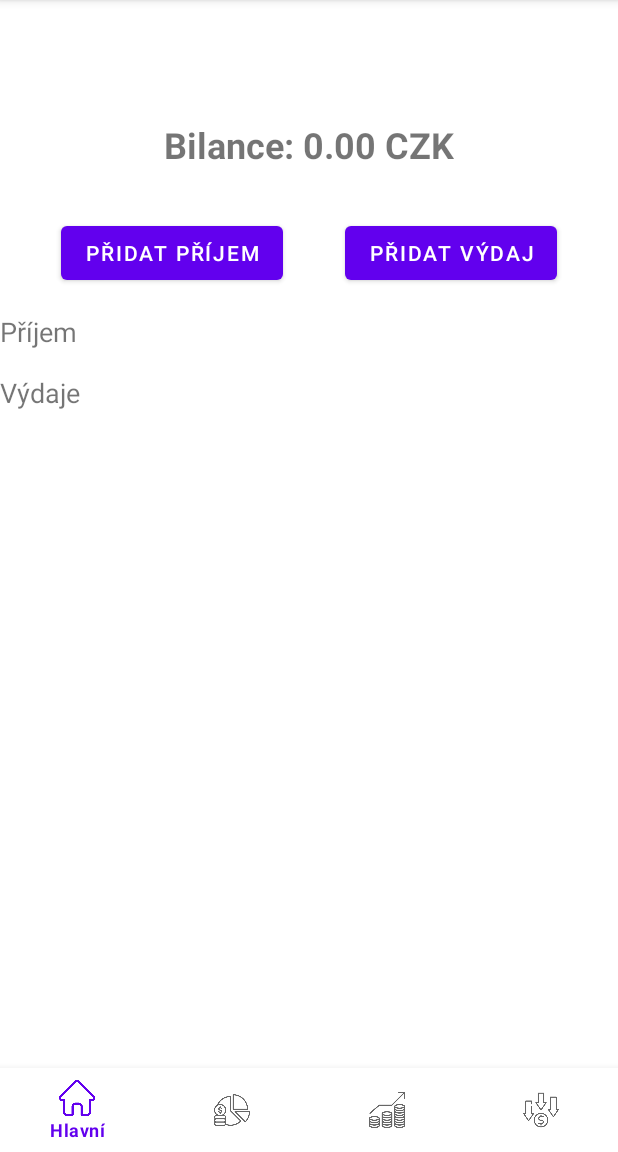
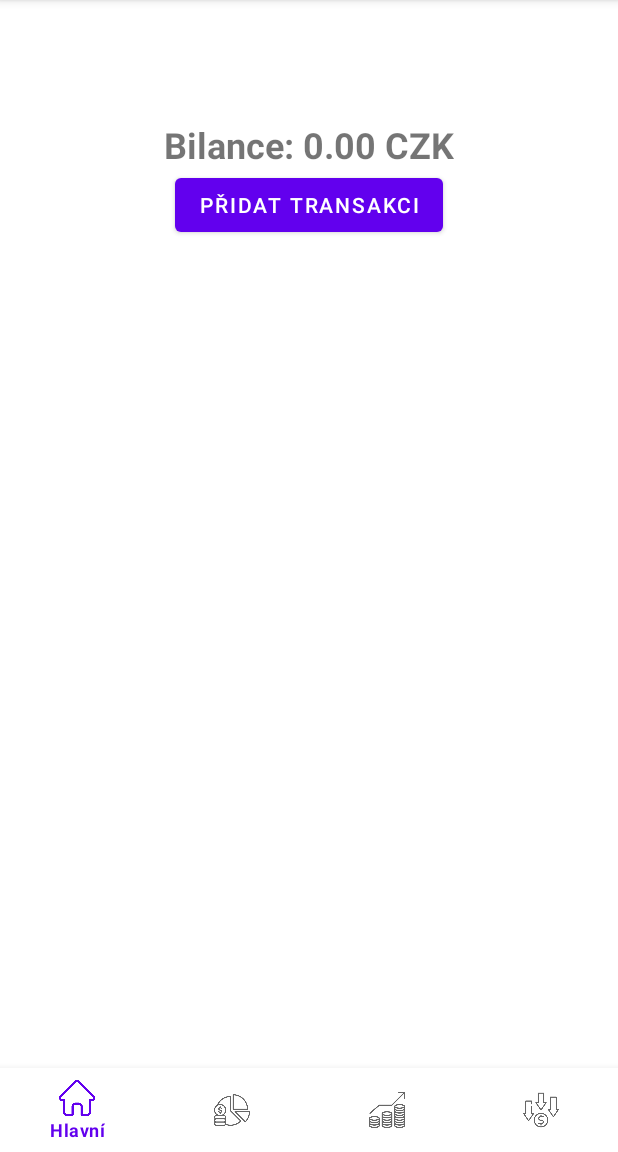
Before and after one commit to sakJH/FinancePlusV3, an Android app built with Jetpack Compose: the screen it shows after launch (MainActivity), on a phone screen of 412 x 824 dp, the part 84-1236 px from its top. Run offline under Robolectric (Android 15) with nearby library versions, the phone set to English and light mode, and no system bars; our stand-ins replace Room's generated code, data binding.

Commit message:
Pořád funkční verze. Přidáno tlačítko pro add inc/exp

```diff
--- a/app/src/main/java/uhk/umte/financeplusv3/fragments/MainFragment.kt
+++ b/app/src/main/java/uhk/umte/financeplusv3/fragments/MainFragment.kt
@@ -5,6 +5,7 @@ import androidx.fragment.app.Fragment
 import android.view.LayoutInflater
 import android.view.View
 import android.view.ViewGroup
+import androidx.appcompat.app.AlertDialog
 import androidx.databinding.DataBindingUtil
 import androidx.lifecycle.lifecycleScope
 import androidx.navigation.fragment.findNavController
@@ -30,22 +31,19 @@ class MainFragment : Fragment() {
         binding.viewModel = viewModel
         binding.lifecycleOwner = viewLifecycleOwner
 
-        // Nastavení OnClickListeneru pro tlačítka
-        setupButtonListeners()
+        // Nastavení OnClickListeneru pro tlačítko
+        binding.addTransactionButton.setOnClickListener {
+            showTransactionTypeSelectionDialog()
+        }
 
         addInitialTransactionIfEmpty()
 
         return binding.root
     }
 
-    private fun setupButtonListeners() {
-        binding.addIncomeButton.setOnClickListener {
-            findNavController().navigate(R.id.action_mainFragment_to_addIncomeFragment)
-        }
-
-        binding.addExpenseButton.setOnClickListener {
-            findNavController().navigate(R.id.action_mainFragment_to_addExpenseFragment)
-        }
+    private fun showAddTransactionBottomSheet(transactionType: TransactionType) {
+        val bottomSheetDialogFragment = AddTransactionBottomSheetFragment.newInstance(transactionType)
+        bottomSheetDialogFragment.show(childFragmentManager, AddTransactionBottomSheetFragment.TAG)
     }
 
     private fun addInitialTransactionIfEmpty() {
@@ -75,4 +73,17 @@ class MainFragment : Fragment() {
             }
         }
     }
+
+    private fun showTransactionTypeSelectionDialog() {
+        val options = arrayOf("Příjem", "Výdaj")
+        AlertDialog.Builder(requireContext())
+            .setTitle("Vyberte typ transakce")
+            .setItems(options) { _, which ->
+                when (which) {
+                    0 -> showAddTransactionBottomSheet(TransactionType.INCOME)
+                    1 -> showAddTransactionBottomSheet(TransactionType.EXPENSE)
+                }
+            }
+            .show()
+    }
 }
--- a/app/src/main/res/layout/fragment_main.xml
+++ b/app/src/main/res/layout/fragment_main.xml
@@ -27,72 +27,13 @@
                 />
 
         <Button
-                android:id="@+id/addIncomeButton"
-                android:layout_width="wrap_content"
-                android:layout_height="wrap_content"
-                android:layout_marginTop="32dp"
-                android:text="@string/add_income"
-                app:layout_constraintEnd_toStartOf="@+id/addExpenseButton"
-                app:layout_constraintHorizontal_bias="0.5"
-                app:layout_constraintHorizontal_chainStyle="spread"
-                app:layout_constraintStart_toStartOf="parent"
-                app:layout_constraintTop_toBottomOf="@+id/balanceTextView" />
-
-        <Button
-                android:id="@+id/addExpenseButton"
-                android:layout_width="wrap_content"
-                android:layout_height="wrap_content"
-                android:layout_marginTop="32dp"
-                android:text="@string/add_expense"
-                app:layout_constraintEnd_toEndOf="parent"
-                app:layout_constraintStart_toEndOf="@+id/addIncomeButton"
-                app:layout_constraintTop_toBottomOf="@+id/balanceTextView" />
-
-        <!---->
-        <!--Další informace-->
-        <!---->
-
-        <TextView
-            android:id="@+id/incomesLabel"
+            android:id="@+id/addTransactionButton"
             android:layout_width="wrap_content"
             android:layout_height="wrap_content"
-            android:layout_marginTop="16dp"
-            android:text="@string/income"
-            android:textSize="18sp"
+            android:text="@string/add_transaction"
+            app:layout_constraintEnd_toEndOf="parent"
             app:layout_constraintStart_toStartOf="parent"
-            app:layout_constraintTop_toBottomOf="@+id/addExpenseButton" />
-
-        <TextView
-            android:id="@+id/totalIncomes"
-            android:layout_width="wrap_content"
-            android:layout_height="wrap_content"
-            android:layout_marginStart="8dp"
-            android:textSize="18sp"
-            app:layout_constraintStart_toEndOf="@+id/incomesLabel"
-            app:layout_constraintTop_toTopOf="@+id/incomesLabel"
-            tools:text="10.00 CZK"
-             />
-
-        <TextView
-            android:id="@+id/expensesLabel"
-            android:layout_width="wrap_content"
-            android:layout_height="wrap_content"
-            android:layout_marginTop="16dp"
-            android:text="@string/expenses"
-            android:textSize="18sp"
-            app:layout_constraintStart_toStartOf="parent"
-            app:layout_constraintTop_toBottomOf="@+id/incomesLabel" />
-
-        <TextView
-            android:id="@+id/totalExpenses"
-            android:layout_width="wrap_content"
-            android:layout_height="wrap_content"
-            android:layout_marginStart="8dp"
-            android:textSize="18sp"
-            app:layout_constraintStart_toEndOf="@+id/expensesLabel"
-            app:layout_constraintTop_toTopOf="@+id/expensesLabel"
-            tools:text="10.00 CZK"
-             />
+            app:layout_constraintTop_toBottomOf="@+id/balanceTextView" />
 
     </androidx.constraintlayout.widget.ConstraintLayout>
 
--- a/app/src/main/res/values/strings.xml
+++ b/app/src/main/res/values/strings.xml
@@ -15,4 +15,5 @@
     <string name="balance_format">Bilance: %.2f CZK</string>
     <string name="transaction_type">Typ transakce</string>
     <string name="date">Datum</string>
+    <string name="add_transaction">Přidat transakci</string>
 </resources>
```
Also changed, not shown: app/src/main/java/uhk/umte/financeplusv3/fragments/AddTransactionBottomSheetFragment.kt (added, +62 -0 lines), app/src/main/res/layout/fragment_add_transaction_bottom_sheet.xml (added, +20 -0 lines), app/src/main/res/layout/fragment_expense.xml (+0 -8 lines), app/src/main/res/layout/fragment_income.xml (+0 -11 lines).
